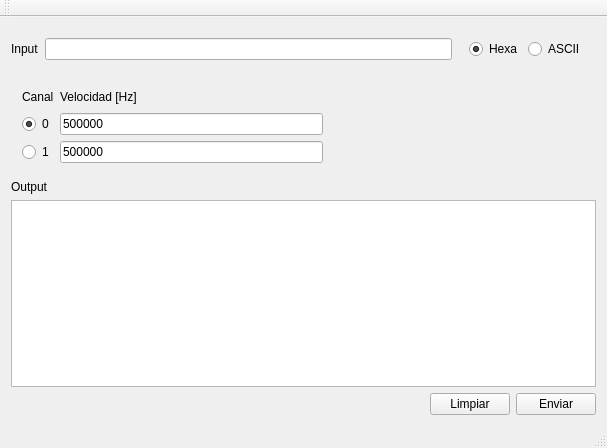
Qt form Tools/spi_tester/mainwindow.ui (AgustinAllegui/temperatura_raspberry) before a commit.
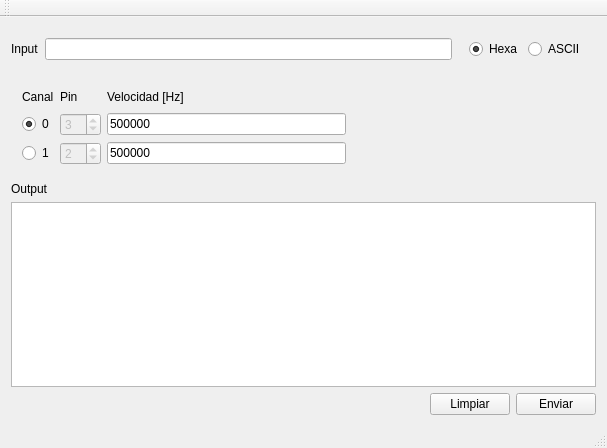
The same form after that commit.

```diff
--- a/Tools/spi_tester/mainwindow.ui
+++ b/Tools/spi_tester/mainwindow.ui
@@ -62,7 +62,7 @@
          </property>
         </widget>
        </item>
-       <item row="1" column="1">
+       <item row="1" column="2">
         <widget class="QLineEdit" name="l_speed0">
          <property name="text">
           <string>500000</string>
@@ -86,21 +86,21 @@
          </property>
         </widget>
        </item>
-       <item row="2" column="1">
+       <item row="2" column="2">
         <widget class="QLineEdit" name="l_speed1">
          <property name="text">
           <string>500000</string>
          </property>
         </widget>
        </item>
-       <item row="0" column="1">
+       <item row="0" column="2">
         <widget class="QLabel" name="label_4">
          <property name="text">
           <string>Velocidad [Hz]</string>
          </property>
         </widget>
        </item>
-       <item row="1" column="2">
+       <item row="1" column="3">
         <spacer name="horizontalSpacer_2">
          <property name="orientation">
           <enum>Qt::Horizontal</enum>
@@ -113,7 +113,7 @@
          </property>
         </spacer>
        </item>
-       <item row="2" column="2">
+       <item row="2" column="3">
         <spacer name="horizontalSpacer_3">
          <property name="orientation">
           <enum>Qt::Horizontal</enum>
@@ -126,7 +126,7 @@
          </property>
         </spacer>
        </item>
-       <item row="0" column="2">
+       <item row="0" column="3">
         <spacer name="horizontalSpacer_4">
          <property name="orientation">
           <enum>Qt::Horizontal</enum>
@@ -139,6 +139,39 @@
          </property>
         </spacer>
        </item>
+       <item row="1" column="1">
+        <widget class="QSpinBox" name="sb_pin0">
+         <property name="enabled">
+          <bool>false</bool>
+         </property>
+         <property name="maximum">
+          <number>15</number>
+         </property>
+         <property name="value">
+          <number>3</number>
+         </property>
+        </widget>
+       </item>
+       <item row="2" column="1">
+        <widget class="QSpinBox" name="sb_pin1">
+         <property name="enabled">
+          <bool>false</bool>
+         </property>
+         <property name="maximum">
+          <number>15</number>
+         </property>
+         <property name="value">
+          <number>2</number>
+         </property>
+        </widget>
+       </item>
+       <item row="0" column="1">
+        <widget class="QLabel" name="label_5">
+         <property name="text">
+          <string>Pin</string>
+         </property>
+        </widget>
+       </item>
       </layout>
      </widget>
     </item>
```
Left out of the diff: 2 changed lines with no effect on the pictures.
